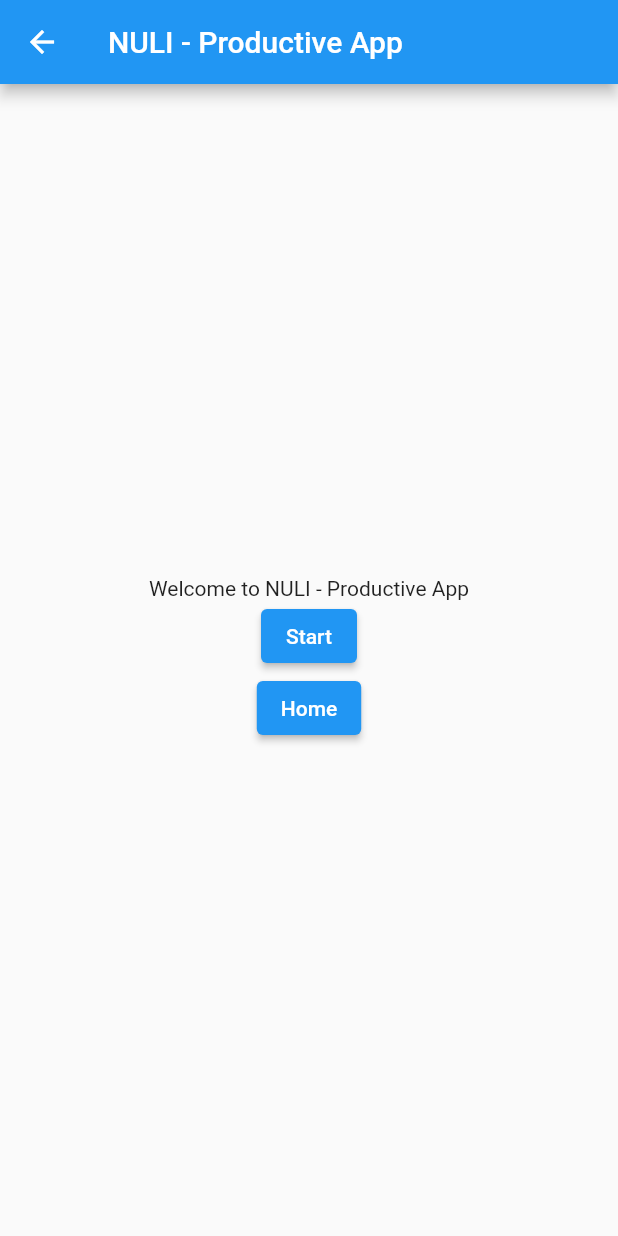
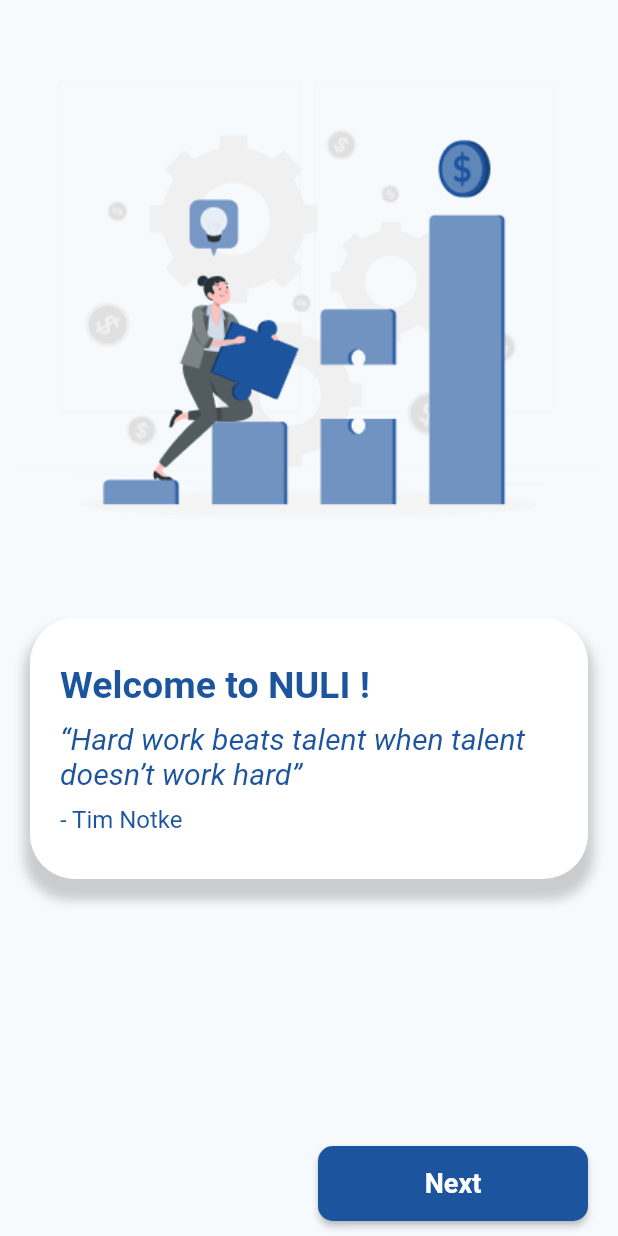
Before and after one commit to michaus-coder/todolistapp, a Flutter app: the WelcomeScreen screen opened by its route, on a phone screen of 412 x 824 dp. Run offline on Flutter 3.47's test engine with Material 2 defaults, Android fonts, the phone set to English and light mode, and no system bars; our stand-ins replace cloud_firestore, firebase_auth, firebase_core, percent_indicator; accounts and stored records are empty.

Commit message:
modify welcome screen 1

```diff
--- a/lib/main.dart
+++ b/lib/main.dart
@@ -31,10 +31,10 @@ class _MyAppState extends State<MyApp> {
     return MaterialApp(
       title: "NULI - Productive App",
       debugShowCheckedModeBanner: false,
-      initialRoute: '/welcome2',
+      initialRoute: '/welcome',
       routes: {
         '/splash': (context) => const SplashScreen(),
-        '/welcome': (context) => WelcomeScreen(),
+        '/welcome': (context) => const WelcomeScreen(),
         '/welcome2': (context) => const WelcomePage2(),
         '/home': (context) => const HomePage(),
         '/profile/edit': (context) => const EditProfile(),
--- a/lib/pages/WelcomeScreen.dart
+++ b/lib/pages/WelcomeScreen.dart
@@ -1,30 +1,91 @@
 import 'package:flutter/material.dart';
-import 'package:nuli/pages/tabbarview.dart';
 
 class WelcomeScreen extends StatelessWidget {
+  const WelcomeScreen({Key? key}) : super(key: key);
+
   @override
   Widget build(BuildContext context) {
     return Scaffold(
-      appBar: AppBar(
-        title: Text("NULI - Productive App"),
+      backgroundColor: const Color(0xFFF6FAFD),
+      body: Container(
+        padding: const EdgeInsets.all(10),
+        child: Column(
+          children: [
+            Image.asset("assets/nuli/images/welcome1-image.png"),
+            Container(
+              padding: const EdgeInsets.symmetric(horizontal: 20, vertical: 30),
+              margin: const EdgeInsets.all(10),
+              decoration: BoxDecoration(
+                color: const Color(0xFFFFFFFF),
+                borderRadius: BorderRadius.circular(30),
+                boxShadow: [
+                  BoxShadow(
+                    color: Colors.grey.withOpacity(0.5),
+                    spreadRadius: 4,
+                    blurRadius: 5,
+                    offset: const Offset(0, 10), // changes position of shadow
                   ),
-      body: Column(
-        mainAxisAlignment: MainAxisAlignment.center,
-        children: [
-          Center(child: Text("Welcome to NULI - Productive App")),
-          ElevatedButton(
-            child: const Text("Start"),
+                ],
+              ),
+              child: Column(
+                crossAxisAlignment: CrossAxisAlignment.start,
+                children: const [
+                  Text(
+                    "Welcome to NULI !",
+                    style: TextStyle(
+                        fontSize: 25,
+                        color: Color(0xFF1C549D),
+                        fontWeight: FontWeight.bold),
+                    textAlign: TextAlign.left,
+                  ),
+                  SizedBox(height: 10),
+                  Text(
+                    "“Hard work beats talent when talent doesn’t work hard”",
+                    style: TextStyle(
+                        fontSize: 20,
+                        color: Color(0xFF1C549D),
+                        fontStyle: FontStyle.italic),
+                    textAlign: TextAlign.left,
+                  ),
+                  SizedBox(height: 10),
+                  Text(
+                    "- Tim Notke",
+                    style: TextStyle(fontSize: 16, color: Color(0xFF1C549D)),
+                    textAlign: TextAlign.left,
+                  ),
+                ],
+              ),
+            ),
+            const Expanded(
+              child: SizedBox(),
+            ),
+            Container(
+              padding: const EdgeInsets.symmetric(horizontal: 10),
+              child: Align(
+                alignment: Alignment.bottomRight,
+                child: ElevatedButton(
+                  style: ElevatedButton.styleFrom(
+                    primary: const Color(0xff1C549D),
+                    shape: RoundedRectangleBorder(
+                      borderRadius: BorderRadius.circular(10.0),
+                    ),
+                    minimumSize: const Size(180, 50),
+                  ),
+                  child: const Text(
+                    "Next",
+                    style: TextStyle(
+                        color: Colors.white,
+                        fontSize: 18,
+                        fontWeight: FontWeight.bold),
+                  ),
                   onPressed: () {
-              Navigator.pushNamed(context, "/login");
+                    Navigator.pushReplacementNamed(context, '/welcome2');
                   },
                 ),
-          ElevatedButton(
-            child: const Text("Home"),
-            onPressed: () {
-              Navigator.push(context, MaterialPageRoute(builder: ((context) => TabBarView1())));
-            },
+              ),
             ),
           ],
+        ),
       ),
     );
   }
```
Also changed, not shown: lib/pages/EditProfile.dart (+10 -9 lines), lib/pages/WelcomePage2.dart (+29 -38 lines). Lines whose indentation alone changed are shown as unchanged.
